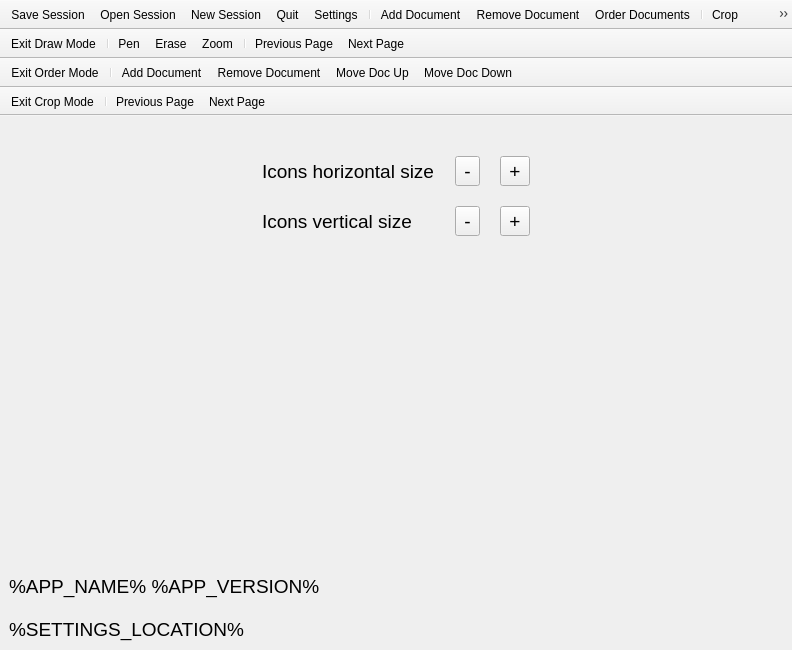
Old version of the form src/mainwindow.ui in the repository noedigcode/SheepMusic.
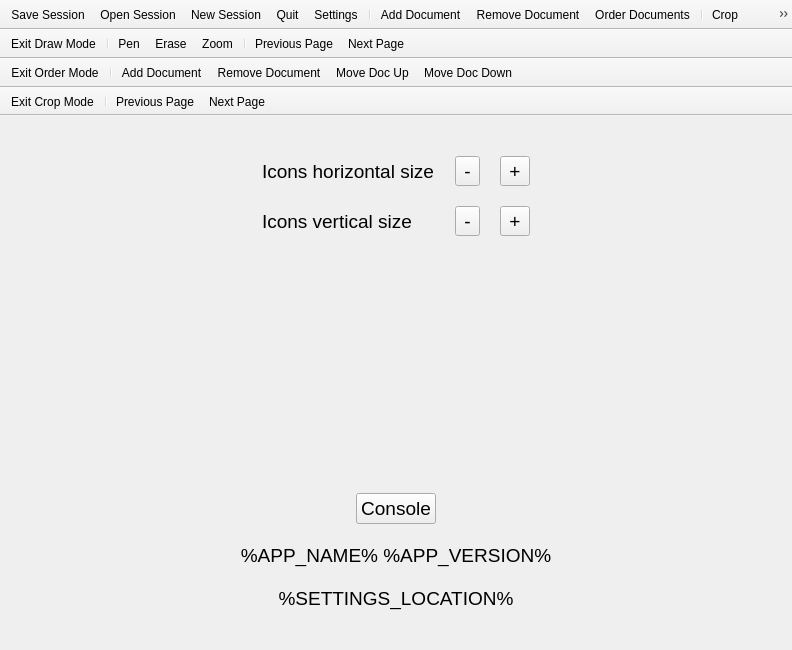
New version of the form. Icons and pictures are not drawn. Custom widgets are drawn as their Qt base class.

Commit message: Window title: Show project modified star first. Show session name last. When a file path in a session doesn't exist, attempt to load the document relative to the session path. Add console button to settings screen.

Patch:
```diff
--- a/src/mainwindow.ui
+++ b/src/mainwindow.ui
@@ -100,7 +100,6 @@
        <property name="font">
         <font>
          <pointsize>14</pointsize>
-         <weight>50</weight>
          <italic>false</italic>
          <bold>false</bold>
         </font>
@@ -123,23 +122,62 @@
         <property name="topMargin">
          <number>40</number>
         </property>
+        <property name="bottomMargin">
+         <number>40</number>
+        </property>
         <property name="spacing">
          <number>20</number>
         </property>
-        <item row="0" column="1">
-         <widget class="QLabel" name="label_2">
+        <item row="0" column="2">
+         <widget class="QToolButton" name="toolButton_ioconhsize_down">
           <property name="text">
-           <string>Icons horizontal size</string>
+           <string>-</string>
           </property>
          </widget>
         </item>
-        <item row="3" column="0" colspan="5">
+        <item row="1" column="2">
+         <widget class="QToolButton" name="toolButton_iconvsize_down">
+          <property name="text">
+           <string>-</string>
+          </property>
+         </widget>
+        </item>
+        <item row="5" column="0" colspan="5">
+         <widget class="QLabel" name="label_settingsLocation">
+          <property name="text">
+           <string>%SETTINGS_LOCATION%</string>
+          </property>
+          <property name="alignment">
+           <set>Qt::AlignCenter</set>
+          </property>
+          <property name="wordWrap">
+           <bool>true</bool>
+          </property>
+         </widget>
+        </item>
+        <item row="4" column="0" colspan="5">
          <widget class="QLabel" name="label_version">
           <property name="text">
            <string>%APP_NAME% %APP_VERSION%</string>
           </property>
+          <property name="alignment">
+           <set>Qt::AlignCenter</set>
+          </property>
          </widget>
         </item>
+        <item row="0" column="4">
+         <spacer name="horizontalSpacer_2">
+          <property name="orientation">
+           <enum>Qt::Horizontal</enum>
+          </property>
+          <property name="sizeHint" stdset="0">
+           <size>
+            <width>40</width>
+            <height>20</height>
+           </size>
+          </property>
+         </spacer>
+        </item>
         <item row="1" column="1">
          <widget class="QLabel" name="label_3">
           <property name="text">
@@ -147,27 +185,6 @@
           </property>
          </widget>
         </item>
-        <item row="0" column="2">
-         <widget class="QToolButton" name="toolButton_ioconhsize_down">
-          <property name="text">
-           <string>-</string>
-          </property>
-         </widget>
-        </item>
-        <item row="1" column="2">
-         <widget class="QToolButton" name="toolButton_iconvsize_down">
-          <property name="text">
-           <string>-</string>
-          </property>
-         </widget>
-        </item>
-        <item row="1" column="3">
-         <widget class="QToolButton" name="toolButton_iconvsize_up">
-          <property name="text">
-           <string>+</string>
-          </property>
-         </widget>
-        </item>
         <item row="2" column="1">
          <spacer name="verticalSpacer">
           <property name="orientation">
@@ -181,6 +198,20 @@
           </property>
          </spacer>
         </item>
+        <item row="1" column="3">
+         <widget class="QToolButton" name="toolButton_iconvsize_up">
+          <property name="text">
+           <string>+</string>
+          </property>
+         </widget>
+        </item>
+        <item row="0" column="1">
+         <widget class="QLabel" name="label_2">
+          <property name="text">
+           <string>Icons horizontal size</string>
+          </property>
+         </widget>
+        </item>
         <item row="0" column="3">
          <widget class="QToolButton" name="toolButton_iconhsize_up">
           <property name="text">
@@ -201,28 +232,54 @@
           </property>
          </spacer>
         </item>
-        <item row="0" column="4">
-         <spacer name="horizontalSpacer_2">
-          <property name="orientation">
-           <enum>Qt::Horizontal</enum>
+        <item row="3" column="0" colspan="5">
+         <layout class="QHBoxLayout" name="horizontalLayout_2">
+          <property name="topMargin">
+           <number>0</number>
           </property>
-          <property name="sizeHint" stdset="0">
-           <size>
-            <width>40</width>
-            <height>20</height>
-           </size>
-          </property>
-         </spacer>
-        </item>
-        <item row="4" column="0" colspan="5">
-         <widget class="QLabel" name="label_settingsLocation">
-          <property name="text">
-           <string>%SETTINGS_LOCATION%</string>
-          </property>
-          <property name="wordWrap">
-           <bool>true</bool>
-          </property>
-         </widget>
+          <item>
+           <spacer name="horizontalSpacer_4">
+            <property name="orientation">
+             <enum>Qt::Horizontal</enum>
+            </property>
+            <property name="sizeHint" stdset="0">
+             <size>
+              <width>40</width>
+              <height>20</height>
+             </size>
+            </property>
+           </spacer>
+          </item>
+          <item>
+           <widget class="QPushButton" name="pushButton_console">
+            <property name="sizePolicy">
+             <sizepolicy hsizetype="Preferred" vsizetype="Fixed">
+              <horstretch>0</horstretch>
+              <verstretch>0</verstretch>
+             </sizepolicy>
+            </property>
+            <property name="text">
+             <string>Console</string>
+            </property>
+           </widget>
+          </item>
+          <item>
+           <spacer name="horizontalSpacer_3">
+            <property name="orientation">
+             <enum>Qt::Horizontal</enum>
+            </property>
+            <property name="sizeType">
+             <enum>QSizePolicy::Expanding</enum>
+            </property>
+            <property name="sizeHint" stdset="0">
+             <size>
+              <width>40</width>
+              <height>20</height>
+             </size>
+            </property>
+           </spacer>
+          </item>
+         </layout>
         </item>
        </layout>
       </widget>
```
The commit also changes 2 other files.
